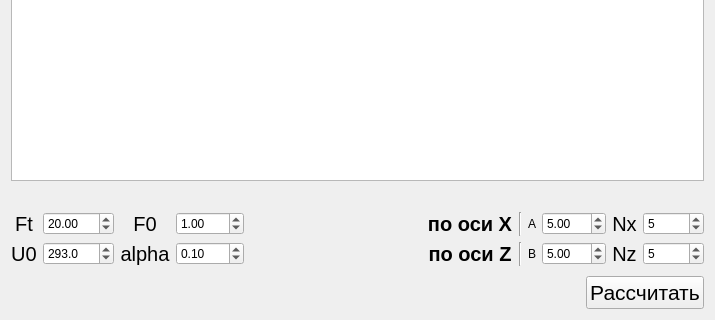
Before: the Qt Designer form mainwindow.ui in xammi/Gradov-Lab, drawn with Qt 5; both pictures show x 0 to 715 and y 302 to 622 of the 715 by 622 pixel window.
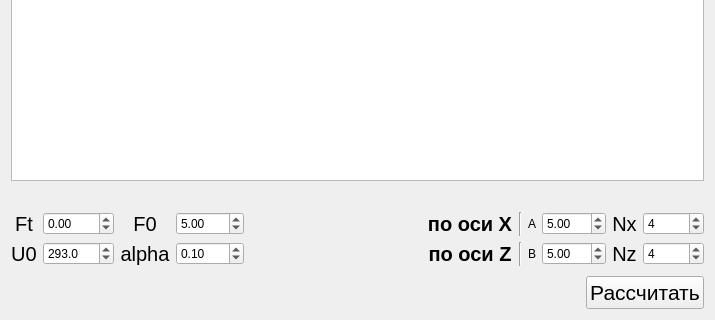
After: the same form once the commit is applied.

```diff
--- a/mainwindow.ui
+++ b/mainwindow.ui
@@ -82,7 +82,7 @@
            <double>999.990000000000009</double>
           </property>
           <property name="value">
-           <double>20.000000000000000</double>
+           <double>0.000000000000000</double>
           </property>
          </widget>
         </item>
@@ -153,7 +153,7 @@
            <double>999.990000000000009</double>
           </property>
           <property name="value">
-           <double>1.000000000000000</double>
+           <double>5.000000000000000</double>
           </property>
          </widget>
         </item>
@@ -260,7 +260,7 @@
            <number>10000</number>
           </property>
           <property name="value">
-           <number>5</number>
+           <number>4</number>
           </property>
          </widget>
         </item>
@@ -270,7 +270,7 @@
            <number>10000</number>
           </property>
           <property name="value">
-           <number>5</number>
+           <number>4</number>
           </property>
           <property name="displayIntegerBase">
            <number>10</number>
```
